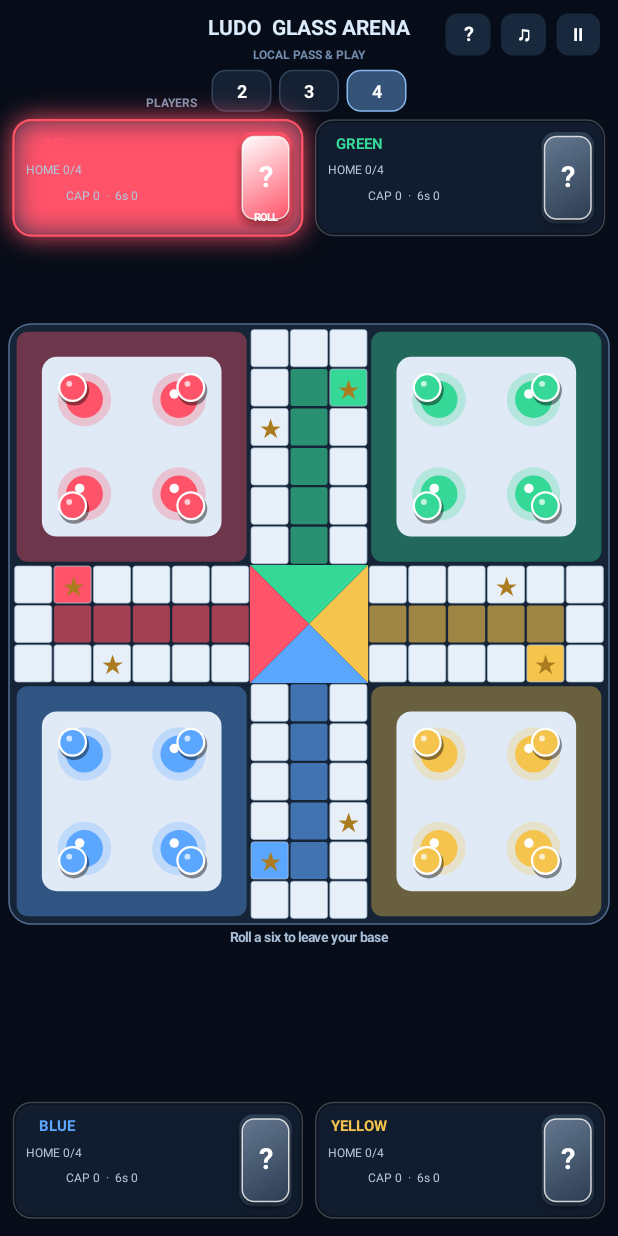
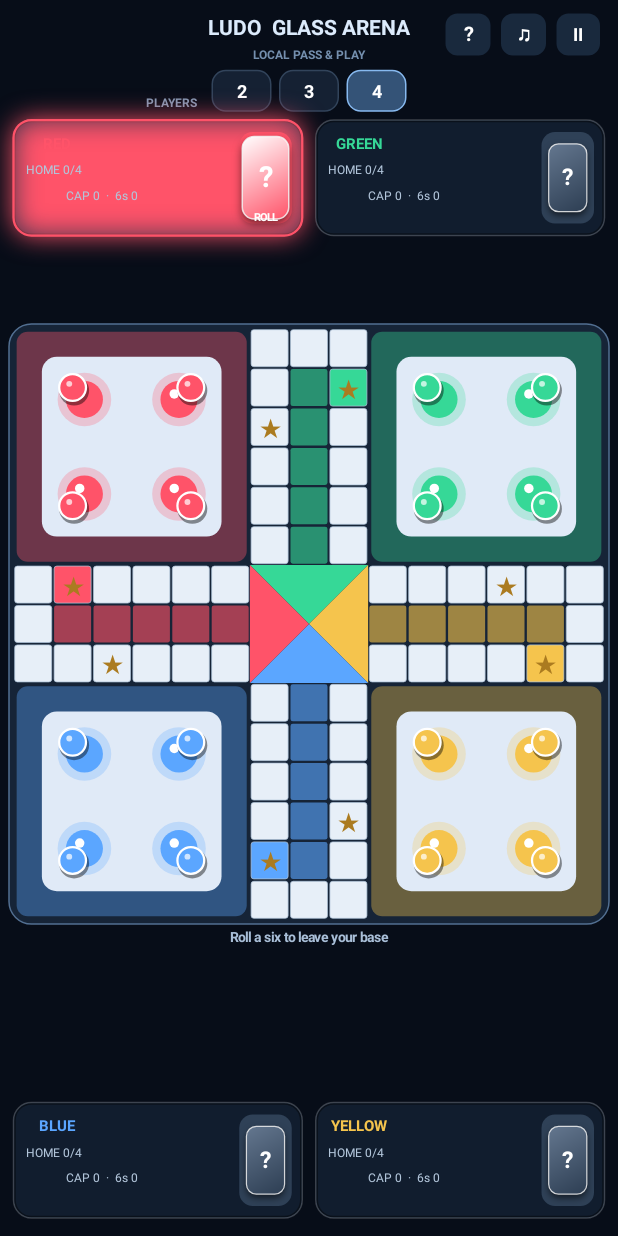
Before and after one commit to aloopatty/tame, an Android app: the screen it shows after launch (MainActivity), on a phone screen of 412 x 824 dp. Run offline under Robolectric (Android 15) with nearby library versions, the phone set to English and light mode, and no system bars.

Commit message:
Refine native dice tumble projection and dormant inactive dice

```diff
--- a/android/app/src/main/java/com/ludoglassarena/LudoView.java
+++ b/android/app/src/main/java/com/ludoglassarena/LudoView.java
@@ -94,7 +94,7 @@ public class LudoView extends View {
     private int homeCount(int player){int n=0;for(int v:tokens[player])if(v==57)n++;return n;}
     private String dieGlyph(int n){return String.valueOf(n);}
     private void drawDie(Canvas c,RectF r,int value,boolean active){
-        c.save();c.rotate(diceRotation,r.centerX(),r.centerY());
+        c.save();if(active&&rolling){float rx=(float)Math.cos(Math.toRadians(diceRotation*.83f));float ry=(float)Math.cos(Math.toRadians(diceRotation*.67f));p.setColor(alpha(Color.WHITE,34));c.drawRoundRect(new RectF(r.left+dp(3),r.top+dp(4),r.right-dp(3),r.bottom-dp(4)),dp(8),dp(8),p);c.translate(r.centerX(),r.centerY());c.rotate(diceRotation);c.scale(Math.max(.18f,Math.abs(rx)),Math.max(.18f,Math.abs(ry)));c.translate(-r.centerX(),-r.centerY());}else if(!active){c.scale(.82f,.82f,r.centerX(),r.centerY());}
         p.setStyle(Paint.Style.FILL);p.setColor(Color.BLACK);p.setShadowLayer(dp(5),0,dp(3),0x99000000);
         RectF d=new RectF(r.left+dp(2),r.top+dp(3),r.right-dp(2),r.bottom-dp(3));c.drawRoundRect(d,dp(8),dp(8),p);p.clearShadowLayer();
         p.setShader(new android.graphics.LinearGradient(d.left,d.top,d.right,d.bottom,active?Color.rgb(255,255,255):Color.rgb(100,119,143),active?colors[turn]:Color.rgb(45,62,83),android.graphics.Shader.TileMode.CLAMP));c.drawRoundRect(d,dp(8),dp(8),p);p.setShader(null);
@@ -110,7 +110,7 @@ public class LudoView extends View {
     private int global(int player,int progress){return(starts[player]+progress)%52;}
     private float[] tokenPosition(int player,int piece){int v=tokens[player][piece];if(v<0){int[][] b=bases[player];return xy(b[piece][0],b[piece][1]);}if(v==57)return xy(7,7);if(v>=52)return xy(lanes[player][Math.min(5,v-52)][0],lanes[player][Math.min(5,v-52)][1]);int g=global(player,v);return xy(path[g][0],path[g][1]);}
     private ArrayList<Integer> legal(int player){ArrayList<Integer> a=new ArrayList<>();for(int j=0;j<4;j++){int v=tokens[player][j];if(v==57)continue;if(v<0?dice==6:v+dice<=57)a.add(j);}return a;}
-    private void rollDice(){if(paused||winner||animating||rolling||dice!=0)return;rolling=true;ValueAnimator tumble=ValueAnimator.ofFloat(0f,720f);tumble.setDuration(620);tumble.setInterpolator(new android.view.animation.DecelerateInterpolator());tumble.addUpdateListener(a->{diceRotation=(float)a.getAnimatedValue();invalidate();});tumble.addListener(new android.animation.AnimatorListenerAdapter(){@Override public void onAnimationEnd(android.animation.Animator a){rolling=false;diceRotation=0;resolveRoll();}});tumble.start();}
+    private void rollDice(){if(paused||winner||animating||rolling||dice!=0)return;rolling=true;ValueAnimator tumble=ValueAnimator.ofFloat(0f,720f);tumble.setDuration(600);tumble.setInterpolator(new android.view.animation.DecelerateInterpolator());tumble.addUpdateListener(a->{diceRotation=(float)a.getAnimatedValue();invalidate();});tumble.addListener(new android.animation.AnimatorListenerAdapter(){@Override public void onAnimationEnd(android.animation.Animator a){rolling=false;diceRotation=0;resolveRoll();}});tumble.start();}
     private void resolveRoll(){int n=1+random.nextInt(6);dice=n;playStepSound();if(n==6){sixRolls[turn]++;sixChain++;}else sixChain=0;if(sixChain>=3){dice=0;sixChain=0;message="Three sixes — turn forfeited";nextTurn();return;}if(legal(turn).isEmpty()){message="No legal move";if(n!=6)nextTurn();else dice=0;}invalidate();}
     private void playStepSound(){if(sound&&tone!=null)try{tone.startTone(ToneGenerator.TONE_PROP_BEEP,35);}catch(Exception ignored){}}
     private void moveToken(final int piece){if(dice==0||animating||!legal(turn).contains(piece))return;final int player=turn,pips=dice;dice=0;animating=true;movingPiece=piece;int old=tokens[player][piece];final int steps=old<0?1:pips;final int start=old<0?-1:old;
```
